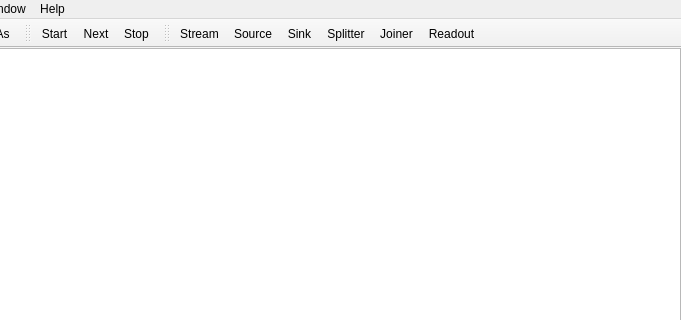
herstky/DES, file src/main_window.ui: the form before one commit; both pictures show x 182 to 863 and y 0 to 320 of the 863 by 791 pixel window.
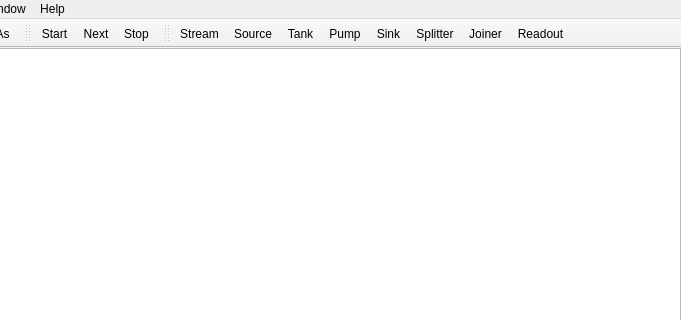
The form after the commit.

What changed in the file:
```diff
--- a/src/main_window.ui
+++ b/src/main_window.ui
@@ -149,6 +149,8 @@
    </attribute>
    <addaction name="actionStream"/>
    <addaction name="actionSource"/>
+   <addaction name="actionTank"/>
+   <addaction name="actionPump"/>
    <addaction name="actionSink"/>
    <addaction name="actionSplitter"/>
    <addaction name="actionJoiner"/>
@@ -233,6 +235,16 @@
     <string>Readout</string>
    </property>
   </action>
+  <action name="actionTank">
+   <property name="text">
+    <string>Tank</string>
+   </property>
+  </action>
+  <action name="actionPump">
+   <property name="text">
+    <string>Pump</string>
+   </property>
+  </action>
  </widget>
  <resources/>
  <connections/>
```
Left out of the diff: 3 changed lines with no effect on the pictures.
